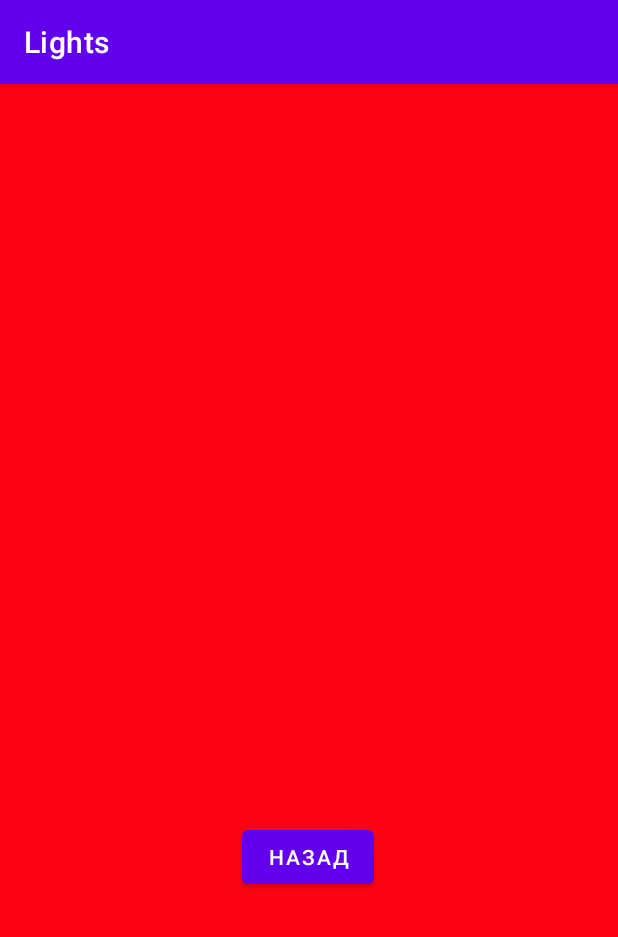
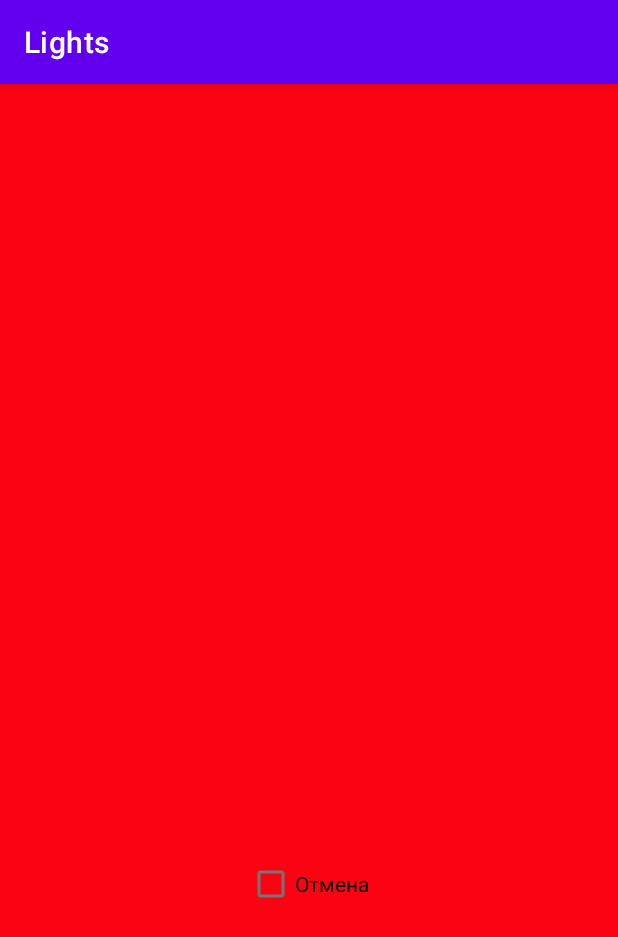
Before and after one commit to nineAp/lights, an Android app: the screen it shows after launch (MainActivity), after a tap on "КРАСНЫЙ", on a phone screen of 412 x 824 dp. Shown: the top 937 px of the screen. Run offline under Robolectric (Android 15) with nearby library versions, the phone set to English and light mode, and no system bars.

Commit message:
Add vertical relative position data

```diff
--- a/app/src/main/java/com/example/lights/MainActivity.kt
+++ b/app/src/main/java/com/example/lights/MainActivity.kt
@@ -19,7 +19,7 @@ class MainActivity : AppCompatActivity() {
         val redButton = findViewById<Button>(R.id.red_btn)
         val yellowButton = findViewById<Button>(R.id.yellow_btn)
         val greenButton = findViewById<Button>(R.id.green_btn)
-        val backButton = findViewById<Button>(R.id.back_btn1)
+        val backButton = findViewById<Button>(R.id.back_chkbx)
         val layout = findViewById<ConstraintLayout>(R.id.layout)
         backButton.visibility = View.INVISIBLE
 
@@ -27,6 +27,7 @@ class MainActivity : AppCompatActivity() {
         redButton.setBackgroundColor(Color.parseColor("#fc0313"))
         yellowButton.setBackgroundColor(Color.parseColor("#fff700"))
         greenButton.setBackgroundColor(Color.parseColor("#0dff00"))
+        backButton.setTextColor(Color.parseColor("#000000"))
 
 
         //Обработчики кнопок
--- a/app/src/main/res/layout-land/activity_main.xml
+++ b/app/src/main/res/layout-land/activity_main.xml
@@ -1,6 +1,52 @@
 <?xml version="1.0" encoding="utf-8"?>
 <androidx.constraintlayout.widget.ConstraintLayout xmlns:android="http://schemas.android.com/apk/res/android"
-             android:layout_width="match_parent"
-             android:layout_height="match_parent">
+    xmlns:app="http://schemas.android.com/apk/res-auto"
+    xmlns:tools="http://schemas.android.com/tools"
+    android:id="@+id/layout"
+    android:layout_width="match_parent"
+    android:layout_height="match_parent"
+    tools:layout_editor_absoluteX="128dp"
+    tools:layout_editor_absoluteY="0dp">
 
+    <Button
+        android:id="@+id/green_btn"
+        android:layout_width="wrap_content"
+        android:layout_height="wrap_content"
+        android:text="Зелёный"
+        android:textColor="#000000"
+        app:layout_constraintEnd_toEndOf="parent"
+        app:layout_constraintStart_toStartOf="parent"
+        app:layout_constraintTop_toTopOf="parent" />
+
+    <Button
+        android:id="@+id/red_btn"
+        android:layout_width="wrap_content"
+        android:layout_height="wrap_content"
+        android:text="Красный"
+        android:textColor="#000000"
+        app:layout_constraintEnd_toEndOf="parent"
+        app:layout_constraintStart_toStartOf="parent"
+        app:layout_constraintTop_toBottomOf="@+id/yellow_btn" />
+
+    <Button
+        android:id="@+id/yellow_btn"
+        android:layout_width="wrap_content"
+        android:layout_height="wrap_content"
+        android:text="Жёлтый"
+        android:textColor="#000000"
+        app:layout_constraintEnd_toEndOf="parent"
+        app:layout_constraintStart_toStartOf="parent"
+        app:layout_constraintTop_toBottomOf="@+id/green_btn" />
+
+    <CheckBox
+        android:id="@+id/back_chkbx"
+        android:layout_width="wrap_content"
+        android:layout_height="wrap_content"
+        android:text="Отмена"
+        app:layout_constraintBottom_toBottomOf="parent"
+        app:layout_constraintEnd_toEndOf="parent"
+        app:layout_constraintHorizontal_bias="0.499"
+        app:layout_constraintStart_toStartOf="parent"
+        app:layout_constraintTop_toTopOf="parent"
+        app:layout_constraintVertical_bias="0.628" />
 </androidx.constraintlayout.widget.ConstraintLayout>
--- a/app/src/main/res/layout/activity_main.xml
+++ b/app/src/main/res/layout/activity_main.xml
@@ -6,6 +6,18 @@
     android:layout_width="match_parent"
     android:layout_height="match_parent"
     tools:context=".MainActivity">
+
+    <CheckBox
+        android:id="@+id/back_chkbx"
+        android:layout_width="wrap_content"
+        android:layout_height="wrap_content"
+        android:text="Отмена"
+        app:layout_constraintBottom_toBottomOf="parent"
+        app:layout_constraintEnd_toEndOf="parent"
+        app:layout_constraintHorizontal_bias="0.498"
+        app:layout_constraintStart_toStartOf="parent"
+        app:layout_constraintTop_toTopOf="parent"
+        app:layout_constraintVertical_bias="0.707" />
 
     <Button
         android:id="@+id/red_btn"
@@ -43,16 +55,4 @@
         app:layout_constraintStart_toStartOf="parent"
         app:layout_constraintTop_toBottomOf="@+id/yellow_btn" />
 
-    <Button
-        android:id="@+id/back_btn1"
-        android:layout_width="wrap_content"
-        android:layout_height="wrap_content"
-        android:text="Назад"
-        app:layout_constraintBottom_toBottomOf="parent"
-        app:layout_constraintEnd_toEndOf="parent"
-        app:layout_constraintHorizontal_bias="0.498"
-        app:layout_constraintStart_toStartOf="parent"
-        app:layout_constraintTop_toTopOf="parent"
-        app:layout_constraintVertical_bias="0.682" />
-
 </androidx.constraintlayout.widget.ConstraintLayout>
```
